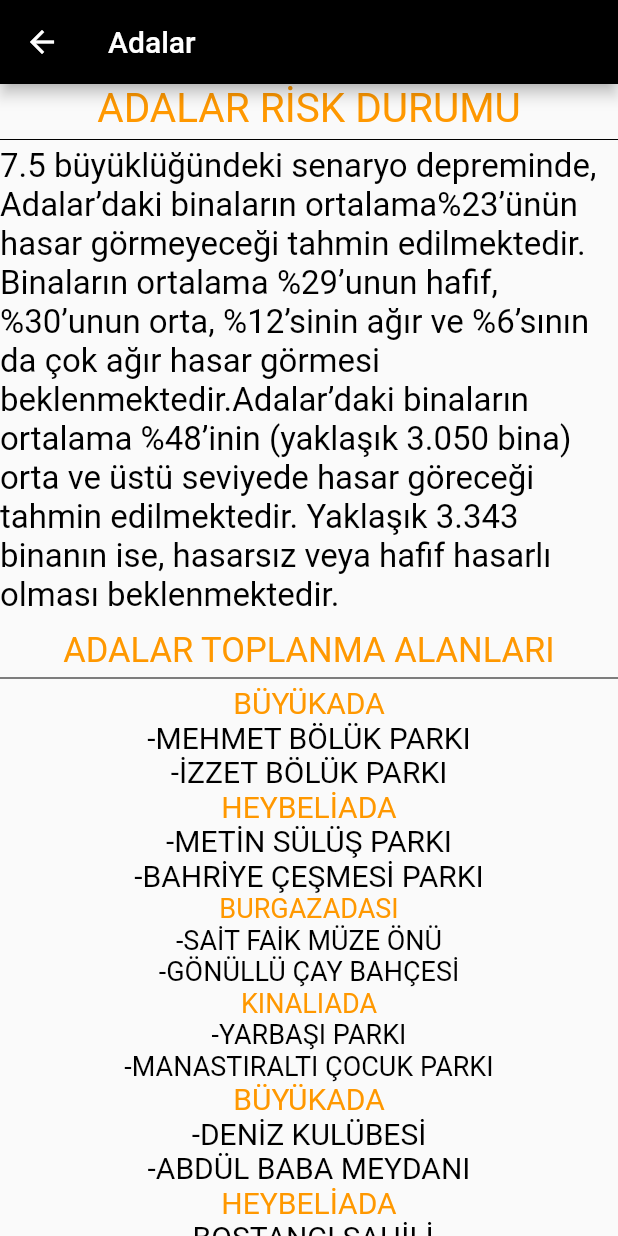
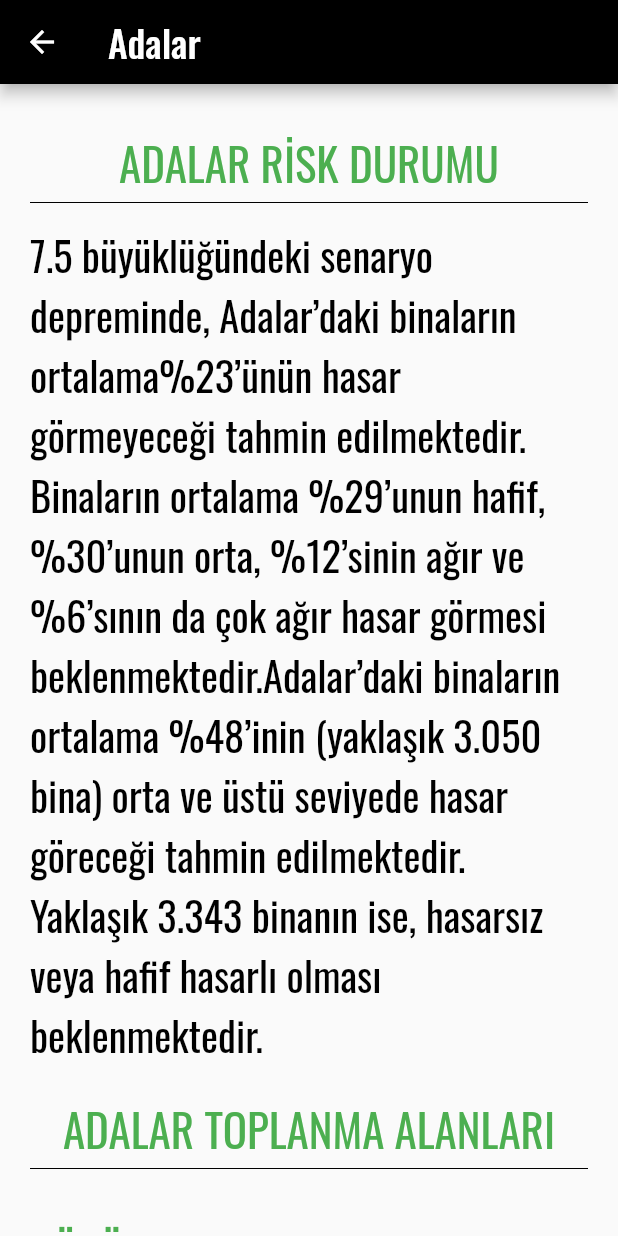
Before and after one commit to burak2209/Risk-Istanbul, a Flutter app: the Adalar screen opened directly, on a phone screen of 412 x 824 dp. Run offline on Flutter 3.47's test engine with Material 2 defaults, Android fonts, the light colour scheme and no system bars; our stand-ins replace google_fonts, photo_view.

Commit message:
- Adalar düzeltildi - Giriş ekranı düzeltildi - Yapılması gerekenler düzeltildi

```diff
--- a/lib/Adalar.dart
+++ b/lib/Adalar.dart
@@ -1,4 +1,5 @@
 import 'package:flutter/material.dart';
+import 'package:google_fonts/google_fonts.dart';
 import 'package:riskistanbul/Anamenu.dart';
 import 'package:riskistanbul/Arnavutkoy.dart';
 import 'package:riskistanbul/Atasehir.dart';
@@ -11,6 +12,7 @@ import 'package:riskistanbul/Bayrampasa.dart';
 import 'package:riskistanbul/Besiktas.dart';
 import 'package:riskistanbul/Beykoz.dart';
 import 'package:riskistanbul/Beyoglu.dart';
+import 'package:photo_view/photo_view.dart';
 
 class Adalar extends StatefulWidget {
   const Adalar({Key? key}) : super(key: key);
@@ -24,221 +26,344 @@ class _AdalarState extends State<Adalar> {
   Widget build(BuildContext context) {
     return Scaffold(
       appBar: AppBar(
-        title: Text("Adalar"),
+        title: Text("Adalar",style: GoogleFonts.oswald(fontSize: 25),),
         backgroundColor: Colors.black,
       ),
       body: SingleChildScrollView(
         child: Center(
+          child: Padding(
+            padding: EdgeInsets.symmetric(horizontal: 20),
             child: Column(
+              crossAxisAlignment: CrossAxisAlignment.stretch,
               children: <Widget>[
-              Text(
+                SizedBox(
+                  height: 30,
+                ),
+                Center(
+                  child: Text(
                     "ADALAR RİSK DURUMU",
-                style: TextStyle(
-                  fontSize: 27,
-                  color: Colors.orange,
+                    style: GoogleFonts.oswald(
+                      fontSize: 30,
+                      color: Colors.green,
+                    ),
                   ),
                 ),
                 Divider(
                   height: 10,
                   color: Colors.black,
                 ),
+                SizedBox(
+                  height: 10,
+                ),
                 Text(
                   "7.5 büyüklüğündeki senaryo depreminde, Adalar’daki binaların ortalama%23’ünün hasar görmeyeceği tahmin edilmektedir. Binaların ortalama %29’unun hafif,%30’unun orta, %12’sinin ağır ve %6’sının da çok ağır hasar görmesi beklenmektedir.Adalar’daki binaların ortalama %48’inin (yaklaşık 3.050 bina) orta ve üstü seviyede hasar göreceği tahmin edilmektedir. Yaklaşık 3.343 binanın ise, hasarsız veya hafif hasarlı olması beklenmektedir.",
-                style: TextStyle(
-                  fontSize: 22,
+                  style: GoogleFonts.oswald(
+                    fontSize: 27,
                     color: Colors.black,
                   ),
                 ),
                 SizedBox(
-                height: 10,
+                  height: 20,
                 ),
-              Text(
+                Align(
+                  alignment: Alignment.center,
+                  child: Text(
                     "ADALAR TOPLANMA ALANLARI",
-                style: TextStyle(
-                  fontSize: 23,
-                  color: Colors.orange,
+                    style: GoogleFonts.oswald(
+                      fontSize: 30,
+                      color: Colors.green,
+                    ),
                   ),
                 ),
                 Divider(
                   height: 10,
                   color: Colors.black,
                 ),
-              InteractiveViewer(
-                child: Column(
-                  children: <Widget>[
-                    Text(
-                      "BÜYÜKADA",
-                      style: TextStyle(
-                        fontSize: 20,
-                        color: Colors.orange,
+                SizedBox(
+                  height: 10,
+                ),
+                SizedBox(
+                  height: 20,
+                ),
+                Align(
+                  alignment: Alignment.centerLeft,
+                  child: Text(
+                    "BÜYÜK ADA",
+                    style: GoogleFonts.oswald(
+                      fontSize: 30,
+                      color: Colors.green,
                     ),
                   ),
-                    Text(
-                      "-MEHMET BÖLÜK PARKI",
-                      style: TextStyle(
-                        fontSize: 20,
+                ),
+                Divider(
+                  height: 10,
+                  color: Colors.black,
+                ),
+                SizedBox(
+                  height: 10,
+                ),
+                Align(
+                  alignment: Alignment.centerLeft,
+                  child: Text(
+                    "- Mehmet Bölük Parkı",
+                    style: GoogleFonts.oswald(
+                      fontSize: 27,
                       color: Colors.black,
                     ),
                   ),
-                    Text(
-                      "-İZZET BÖLÜK PARKI",
-                      style: TextStyle(
-                        fontSize: 20,
+                ),
+                Align(
+                  alignment: Alignment.centerLeft,
+                  child: Text(
+                    "- İzzet Bölük Parkı",
+                    style: GoogleFonts.oswald(
+                      fontSize: 27,
                       color: Colors.black,
                     ),
                   ),
-                    Text(
-                      "HEYBELİADA",
-                      style: TextStyle(
-                        fontSize: 20,
-                        color: Colors.orange,
+                ),
+                SizedBox(
+                  height: 20,
+                ),
+                Align(
+                  alignment: Alignment.centerLeft,
+                  child: Text(
+                    "HEYBELİ ADA",
+                    style: GoogleFonts.oswald(
+                      fontSize: 30,
+                      color: Colors.green,
                     ),
                   ),
-                    Text(
-                      "-METİN SÜLÜŞ PARKI",
-                      style: TextStyle(
-                        fontSize: 20,
+                ),
+                Divider(
+                  height: 10,
+                  color: Colors.black,
+                ),
+                SizedBox(
+                  height: 10,
+                ),
+                Align(
+                  alignment: Alignment.centerLeft,
+                  child: Text(
+                    "- Metin Sülüş Parkı",
+                    style: GoogleFonts.oswald(
+                      fontSize: 27,
                       color: Colors.black,
                     ),
                   ),
-                    Text(
-                      "-BAHRİYE ÇEŞMESİ PARKI",
-                      style: TextStyle(
-                        fontSize: 20,
+                ),
+                Align(
+                  alignment: Alignment.centerLeft,
+                  child: Text(
+                    "- Bahriye Çeşmesi Parkı",
+                    style: GoogleFonts.oswald(
+                      fontSize: 27,
                       color: Colors.black,
                     ),
                   ),
-                    Text(
-                      "BURGAZADASI",
-                      style: TextStyle(
-                        fontSize: 18,
-                        color: Colors.orange,
+                ),
+                SizedBox(
+                  height: 20,
+                ),
+                Align(
+                  alignment: Alignment.centerLeft,
+                  child: Text(
+                    "BURGAZ ADA",
+                    style: GoogleFonts.oswald(
+                      fontSize: 30,
+                      color: Colors.green,
                     ),
                   ),
-                    Text(
-                      "-SAİT FAİK MÜZE ÖNÜ",
-                      style: TextStyle(
-                        fontSize: 18,
+                ),
+                Divider(
+                  height: 10,
+                  color: Colors.black,
+                ),
+                SizedBox(
+                  height: 10,
+                ),
+                Align(
+                  alignment: Alignment.centerLeft,
+                  child: Text(
+                    "- Sait Faik Müze Önü",
+                    style: GoogleFonts.oswald(
+                      fontSize: 27,
                       color: Colors.black,
                     ),
                   ),
-                    Text(
-                      "-GÖNÜLLÜ ÇAY BAHÇESİ",
-                      style: TextStyle(
-                        fontSize: 18,
+                ),
+                Align(
+                  alignment: Alignment.centerLeft,
+                  child: Text(
+                    "- Gönüllü çay bahçesi",
+                    style: GoogleFonts.oswald(
+                      fontSize: 27,
                       color: Colors.black,
                     ),
                   ),
-                    Text(
-                      "KINALIADA",
-                      style: TextStyle(
-                        fontSize: 18,
-                        color: Colors.orange,
                 ),
-                    ),
-                    Text(
-                      "-YARBAŞI PARKI",
-                      style: TextStyle(
-                        fontSize: 18,
+                Align(
+                  alignment: Alignment.centerLeft,
+                  child: Text(
+                    "- Evren Sakallı Meydanı",
+                    style: GoogleFonts.oswald(
+                      fontSize: 27,
                       color: Colors.black,
                     ),
                   ),
-                    Text(
-                      "-MANASTIRALTI ÇOCUK PARKI",
-                      style: TextStyle(
-                        fontSize: 18,
+                ),
+                Align(
+                  alignment: Alignment.centerLeft,
+                  child: Text(
+                    "- Adalar İskele Meydanı",
+                    style: GoogleFonts.oswald(
+                      fontSize: 27,
                       color: Colors.black,
                     ),
                   ),
-                    // Ek alanlar:
-                    Text(
-                      "BÜYÜKADA",
-                      style: TextStyle(
-                        fontSize: 20,
-                        color: Colors.orange,
+                ),
+                SizedBox(
+                  height: 20,
+                ),
+                Align(
+                  alignment: Alignment.centerLeft,
+                  child: Text(
+                    "KINALI ADA",
+                    style: GoogleFonts.oswald(
+                      fontSize: 30,
+                      color: Colors.green,
                     ),
                   ),
-                    Text(
-                      "-DENİZ KULÜBESİ",
-                      style: TextStyle(
-                        fontSize: 20,
+                ),
+                Divider(
+                  height: 10,
+                  color: Colors.black,
+                ),
+                SizedBox(
+                  height: 10,
+                ),
+                Align(
+                  alignment: Alignment.centerLeft,
+                  child: Text(
+                    "- Yarbaşı parkı",
+                    style: GoogleFonts.oswald(
+                      fontSize: 27,
                       color: Colors.black,
                     ),
                   ),
-                    Text(
-                      "-ABDÜL BABA MEYDANI",
-                      style: TextStyle(
-                        fontSize: 20,
+                ),
+                Align(
+                  alignment: Alignment.centerLeft,
+                  child: Text(
+                    "- Manastıralı çocuk parkı",
+                    style: GoogleFonts.oswald(
+                      fontSize: 27,
                       color: Colors.black,
                     ),
                   ),
-                    Text(
-                      "HEYBELİADA",
-                      style: TextStyle(
-                        fontSize: 20,
-                        color: Colors.orange,
+                ),
+                SizedBox(
+                  height: 20,
+                ),
+                Align(
+                  alignment: Alignment.centerLeft,
+                  child: Text(
+                    "BÜYÜK ADA",
+                    style: GoogleFonts.oswald(
+                      fontSize: 30,
+                      color: Colors.green,
                     ),
                   ),
-                    Text(
-                      "-BOSTANCI SAHİLİ",
-                      style: TextStyle(
-                        fontSize: 20,
+                ),
+                Divider(
+                  height: 10,
+                  color: Colors.black,
+                ),
+                SizedBox(
+                  height: 10,
+                ),
+                Align(
+                  alignment: Alignment.centerLeft,
+                  child: Text(
+                    "- Deniz Kulübesi",
+                    style: GoogleFonts.oswald(
+                      fontSize: 27,
                       color: Colors.black,
                     ),
                   ),
-                    Text(
-                      "-MİLİTA SAHİLİ",
-                      style: TextStyle(
-                        fontSize: 20,
+                ),
+                Align(
+                  alignment: Alignment.centerLeft,
+                  child: Text(
+                    "- Abdül Baba Meydanı",
+                    style: GoogleFonts.oswald(
+                      fontSize: 27,
                       color: Colors.black,
                     ),
                   ),
-                    Text(
-                      "BURGAZADASI",
-                      style: TextStyle(
-                        fontSize: 18,
-                        color: Colors.orange,
+                ),
+                SizedBox(
+                  height: 20,
+                ),
+                Align(
+                  alignment: Alignment.centerLeft,
+                  child: Text(
+                    "HEYBELİ ADA",
+                    style: GoogleFonts.oswald(
+                      fontSize: 30,
+                      color: Colors.green,
                     ),
                   ),
-                    Text(
-                      "-EVREN SAKALLI MEYDANI",
-                      style: TextStyle(
-                        fontSize: 18,
+                ),
+                Divider(
+                  height: 10,
+                  color: Colors.black,
+                ),
+                SizedBox(
+                  height: 10,
+                ),
+                Align(
+                  alignment: Alignment.centerLeft,
+                  child: Text(
+                    "- Bostancı sahili",
+                    style: GoogleFonts.oswald(
+                      fontSize: 27,
                       color: Colors.black,
                     ),
                   ),
-                    Text(
-                      "-ADALAR İSKELE MEYDANI",
-                      style: TextStyle(
-                        fontSize: 18,
+                ),
+                Align(
+                  alignment: Alignment.centerLeft,
+                  child: Text(
+                    "- Milita sahili",
+                    style: GoogleFonts.oswald(
+                      fontSize: 27,
                       color: Colors.black,
                     ),
                   ),
-                    Text(
-                      "KINALIADA",
-                      style: TextStyle(
-                        fontSize: 18,
-                        color: Colors.orange,
+                ),
+                SizedBox(height: 20,),
+                Align(
+                  alignment: Alignment.center,
+                  child: Text(
+                    "ADALAR RİSK HARİTASI",
+                    style: GoogleFonts.oswald(
+                      fontSize: 30,
+                      color: Colors.green,
                     ),
                   ),
-                    Text(
-                      "-BAHÇELİ EVLER MEYDANI",
-                      style: TextStyle(
-                        fontSize: 18,
+                ),
+                Divider(
+                  height: 10,
                   color: Colors.black,
                 ),
+                SizedBox(
+                  height: 20,
                 ),
-                    Text(
-                      "-GÖKÇEADA MEYDANI",
-                      style: TextStyle(
-                        fontSize: 18,
-                        color: Colors.black,
-                      ),
-                    ),
+                Image.asset("assets/adalar-risk.png"),
+                SizedBox(height: 20,)
               ],
             ),
-              ),
-            ],
           ),
         ),
       ),
--- a/lib/Yapilmasi.dart
+++ b/lib/Yapilmasi.dart
@@ -1,4 +1,5 @@
 import 'package:flutter/material.dart';
+import 'package:google_fonts/google_fonts.dart';
 import 'package:url_launcher/url_launcher.dart';
 import 'package:flutter/gestures.dart';
 import 'package:url_launcher/url_launcher_string.dart';
@@ -13,9 +14,11 @@ class Yapilmasi extends StatelessWidget {
   Widget build(BuildContext context) {
     return new MaterialApp(
       home: new Scaffold(
+        backgroundColor: Color(0xFF2A4A66),
         appBar: new AppBar(
-          title: new Text('RİSK İSTANBUL'),
-          backgroundColor: Colors.black,
+          title: new Text('Risk İstanbul',style: GoogleFonts.oswald(color: Color(0xFFF59110),fontSize: 25),),
+          centerTitle: true,
+          backgroundColor: Color(0xFF2A4A66),
           leading: BackButton(onPressed: () {
             Navigator.pop(context);
           }),
@@ -32,12 +35,11 @@ class Yapilmasi extends StatelessWidget {
                         new TextSpan(
                           text: 'e-Devlet toplanma alanları için ',
                           style:
-                              new TextStyle(color: Colors.black, fontSize: 17),
+                              GoogleFonts.oswald(color: Colors.white, fontSize: 25),
                         ),
                         new TextSpan(
                           text: 'Buraya Tıkla',
-                          style:
-                              new TextStyle(color: Colors.blue, fontSize: 17),
+                          style: GoogleFonts.oswald(color: Color(0xFFF59110), fontSize: 25),
                           recognizer: new TapGestureRecognizer()
                             ..onTap = () {
                               launchUrlString(
@@ -47,7 +49,7 @@ class Yapilmasi extends StatelessWidget {
                       ],
                     ),
                   ),
-                  SizedBox(height: 40),
+                  SizedBox(height: 70),
                 ],
               ),
             ),
--- a/lib/main.dart
+++ b/lib/main.dart
@@ -1,4 +1,5 @@
 import 'package:flutter/material.dart';
+import 'package:google_fonts/google_fonts.dart';
 import 'package:riskistanbul/Anamenu.dart';
 import 'package:riskistanbul/Yapilmasi.dart';
 
@@ -7,7 +8,7 @@ void main() {
     debugShowCheckedModeBanner: false,
     home: Scaffold(
       appBar: AppBar(
-        title: Text("Risk İstanbul"),
+        title: Text("Risk İstanbul",style: GoogleFonts.oswald(fontSize: 32,color: Colors.white),),
         backgroundColor: Colors.black,
         centerTitle: true,
       ),
@@ -31,40 +32,49 @@ class _anaEkranState extends State<anaEkran> {
       child: Column(
         mainAxisAlignment: MainAxisAlignment.center,
         children: <Widget>[
-          Expanded(flex: 7, child: Image.asset("assets/RISK_ISTANBUL.png")),
+          SizedBox(height: 40,),
+          Expanded(flex: 4, child: Image.asset("assets/RISK_ISTANBUL.png")),
+          SizedBox(height: 100,),
           Expanded(
-            flex: 3,
+            flex: 1,
             child: Padding(
-              padding: const EdgeInsets.all(12.0),
-              child: TextButton(
-                child: Image.asset("assets/yyyyy.png"),
-                style: TextButton.styleFrom(),
+              padding: const EdgeInsets.all(5.0),
+              child: ElevatedButton(
                 onPressed: () {
                   Navigator.push(context,
                       MaterialPageRoute(builder: (context) => Yapilmasi()));
                 },
+                child: Text("Depremde yapılması gerekenler için tıklayınız",style: GoogleFonts.oswald(fontSize: 24.5),),
+                style: ElevatedButton.styleFrom(
+                  shape: RoundedRectangleBorder(
+                    borderRadius: BorderRadius.circular(12),
+                  ),
+                  backgroundColor: Colors.black,
+                ),
               ),
             ),
           ),
-          SizedBox(
-            height: 40,
-          ),
+          SizedBox(height: 20,),
           Expanded(
-            flex: 2,
+            flex: 1,
             child: Padding(
-              padding: const EdgeInsets.all(12.0),
-              child: TextButton(
-                child: Image.asset("assets/ahmet.png"),
-                style: TextButton.styleFrom(),
+              padding: const EdgeInsets.all(3.0),
+              child: ElevatedButton(
                 onPressed: () {
                   Navigator.push(context,
                       MaterialPageRoute(builder: (context) => SayfaA()));
-
-                  print("giriş yapıldı");
                 },
+                child: Text("İlçelerin risk durumunu görüntülemek için tıklayınız",style: GoogleFonts.oswald(fontSize: 21.5),),
+                style: ElevatedButton.styleFrom(
+                  shape: RoundedRectangleBorder(
+                    borderRadius: BorderRadius.circular(12),
+                  ),
+                  backgroundColor: Colors.red,
+                ),
               ),
             ),
-          )
+          ),
+          SizedBox(height: 40,)
         ],
       ),
     );
--- a/pubspec.yaml
+++ b/pubspec.yaml
@@ -28,6 +28,7 @@ environment:
 # the latest version available on pub.dev. To see which dependencies have newer
 # versions available, run `flutter pub outdated`.
 dependencies:
+  photo_view: ^0.14.0
   google_fonts: ^5.0.0
   flutter:
     sdk: flutter
@@ -62,11 +63,9 @@ flutter:
   # included with your application, so that you can use the icons in
   # the material Icons class.
   uses-material-design: true
-
-  # To add assets to your application, add an assets section, like this:
   assets:
     - assets/
-  #   - images/a_dot_ham.jpeg
+    - assets/adalar-risk.png
 
   # An image asset can refer to one or more resolution-specific "variants", see
   # https://flutter.dev/assets-and-images/#resolution-aware
```
Also changed, not shown: assets/adalar-risk.png (added), assets/ahmetakay2.png, pubspec.lock. Lines whose indentation alone changed are shown as unchanged.
